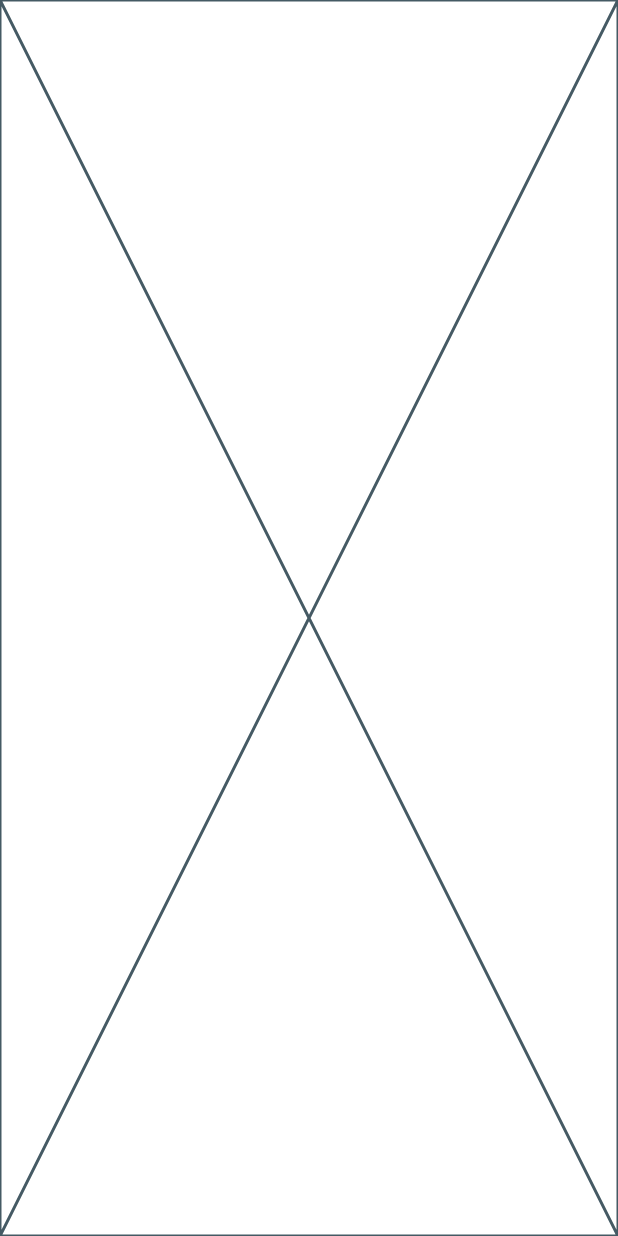
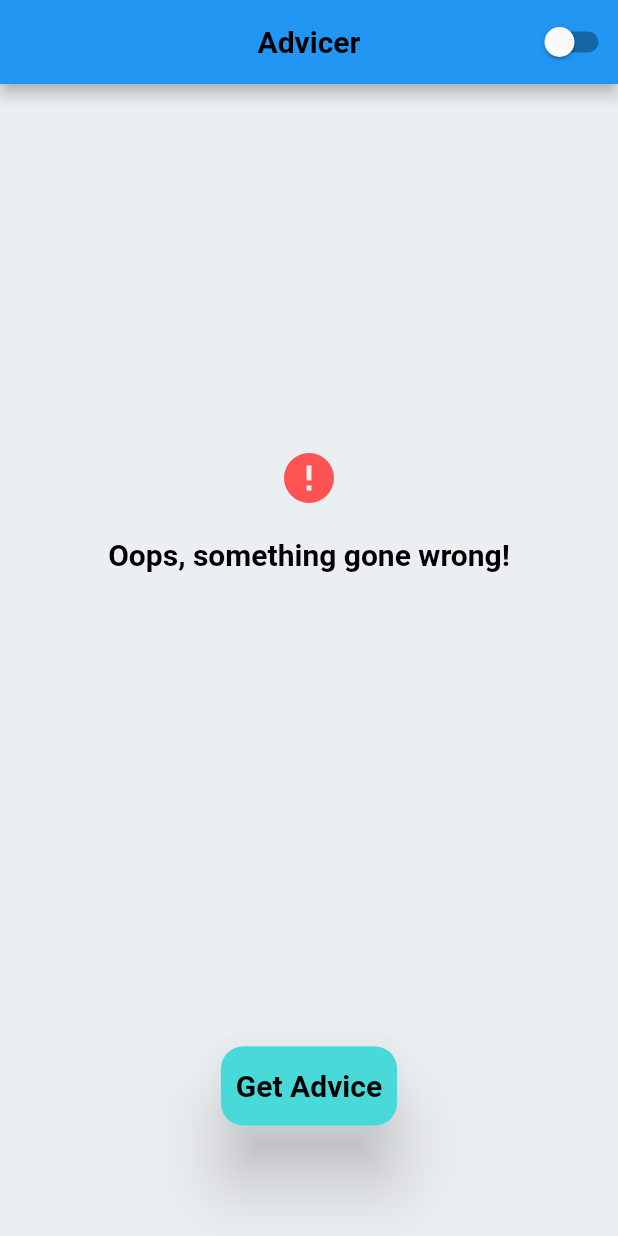
Before and after one commit to dvxgit-tbautista/advicer, a Flutter app: the screen it shows after launch, on a phone screen of 412 x 824 dp. Run offline on Flutter 3.47's test engine with Material 2 defaults, Android fonts, the phone set to English and light mode, and no system bars; Roboto replaces fonts that are missing (Rubik).

Commit message:
Application Layer - UI

```diff
--- /dev/null
+++ b/lib/3_application/pages/advice/advice_page.dart
@@ -0,0 +1,55 @@
+import 'package:advicer/3_application/core/services/theme_service.dart';
+import 'package:advicer/3_application/pages/advice/widgets/advice_field.dart';
+import 'package:advicer/3_application/pages/advice/widgets/custom_button.dart';
+import 'package:advicer/3_application/pages/advice/widgets/error_message.dart';
+import 'package:flutter/material.dart';
+import 'package:provider/provider.dart';
+
+class AdvicerPage extends StatelessWidget {
+  const AdvicerPage({super.key});
+
+  @override
+  Widget build(BuildContext context) {
+    final themeData = Theme.of(context);
+    return Scaffold(
+      appBar: AppBar(
+        title: Text(
+          'Advicer',
+          style: themeData.textTheme.displayLarge,
+        ),
+        centerTitle: true,
+        actions: [
+          Switch(
+              value: Provider.of<ThemeService>(context).isDarkModeOn,
+              onChanged: (_) {
+                Provider.of<ThemeService>(context, listen: false).toggleTheme();
+              })
+        ],
+      ),
+      body: const Padding(
+        padding: EdgeInsets.symmetric(horizontal: 50),
+        child: Column(
+          children: [
+            Expanded(
+                child: Center(
+                    child: ErrorMessage(message: 'Oops, something gone wrong!')
+
+                    // AdviceField(
+                    //     advice: 'example advice - your day will be good!'),
+
+                    // child: CircularProgressIndicator(
+                    //   color: themeData.colorScheme.secondary,
+                    // ),
+
+                    // child: Text(
+                    //   'Your Advice is waiting for  you!',
+                    //   style: themeData.textTheme.bodyLarge,
+                    // ),
+                    )),
+            SizedBox(height: 200, child: Center(child: CustomButton()))
+          ],
+        ),
+      ),
+    );
+  }
+}
--- /dev/null
+++ b/lib/3_application/pages/advice/widgets/advice_field.dart
@@ -0,0 +1,28 @@
+import 'package:flutter/material.dart';
+
+class AdviceField extends StatelessWidget {
+  final String advice;
+  const AdviceField({super.key, required this.advice});
+
+  @override
+  Widget build(BuildContext context) {
+    final themeData = Theme.of(context);
+    return Material(
+      elevation: 20,
+      borderRadius: BorderRadius.circular(15),
+      child: Container(
+          decoration: BoxDecoration(
+            borderRadius: BorderRadius.circular(15),
+            color: themeData.colorScheme.onPrimary,
+          ),
+          child: Padding(
+            padding: const EdgeInsets.symmetric(horizontal: 15, vertical: 20),
+            child: Text(
+              ''' " $advice " ''',
+              style: themeData.textTheme.bodyLarge,
+              textAlign: TextAlign.center,
+            ),
+          )),
+    );
+  }
+}
--- /dev/null
+++ b/lib/3_application/pages/advice/widgets/custom_button.dart
@@ -0,0 +1,30 @@
+import 'package:flutter/material.dart';
+
+class CustomButton extends StatelessWidget {
+  const CustomButton({super.key});
+
+  @override
+  Widget build(BuildContext context) {
+    final themeData = Theme.of(context);
+    return InkResponse(
+        onTap: () {
+          print('button pressed will be implemented later!');
+        },
+        child: Material(
+          elevation: 20,
+          borderRadius: BorderRadius.circular(15),
+          child: Container(
+              decoration: BoxDecoration(
+                  borderRadius: BorderRadius.circular(15),
+                  color: themeData.colorScheme.secondary),
+              child: Padding(
+                padding:
+                    const EdgeInsets.symmetric(horizontal: 10, vertical: 15),
+                child: Text(
+                  'Get Advice',
+                  style: themeData.textTheme.displayLarge,
+                ),
+              )),
+        ));
+  }
+}
--- /dev/null
+++ b/lib/3_application/pages/advice/widgets/error_message.dart
@@ -0,0 +1,25 @@
+import 'package:flutter/material.dart';
+
+class ErrorMessage extends StatelessWidget {
+  final String message;
+  const ErrorMessage({super.key, required this.message});
+
+  @override
+  Widget build(BuildContext context) {
+    final themeData = Theme.of(context);
+    return Column(
+      mainAxisAlignment: MainAxisAlignment.center,
+      children: [
+        const Icon(Icons.error, size: 40, color: Colors.redAccent),
+        const SizedBox(
+          height: 20,
+        ),
+        Text(
+          message,
+          style: themeData.textTheme.displayLarge,
+          textAlign: TextAlign.center,
+        )
+      ],
+    );
+  }
+}
--- a/lib/main.dart
+++ b/lib/main.dart
@@ -1,5 +1,6 @@
 // Import necessary packages and files
 import 'package:advicer/3_application/core/services/theme_service.dart';
+import 'package:advicer/3_application/pages/advice/advice_page.dart';
 import 'package:flutter/material.dart';
 import 'package:advicer/theme.dart';
 import 'package:provider/provider.dart';
@@ -25,7 +26,7 @@ class MyApp extends StatelessWidget {
               themeService.isDarkModeOn ? ThemeMode.dark : ThemeMode.light,
           theme: AppTheme.lightTheme, // Light theme
           darkTheme: AppTheme.darkTheme, // Dark theme
-          home: const Placeholder());
+          home: const AdvicerPage());
     });
   }
 }
--- a/lib/theme.dart
+++ b/lib/theme.dart
@@ -39,8 +39,8 @@ class AppTheme {
       fontSize: 16);
 
   static const TextTheme _lightTextTheme = TextTheme(
-    headline1: _lightHeadingText,
-    bodyText1: _lightBodyText,
+    displayLarge: _lightHeadingText,
+    bodyLarge: _lightBodyText,
   );
 
   // *****************
@@ -53,8 +53,8 @@ class AppTheme {
       _lightBodyText.copyWith(color: _darkTextColorPrimary);
 
   static final TextTheme _darkTextTheme = TextTheme(
-    headline1: _darkThemeHeadingTextStyle,
-    bodyText1: _darkThemeBodyeTextStyle,
+    displayLarge: _darkThemeHeadingTextStyle,
+    bodyLarge: _darkThemeBodyeTextStyle,
   );
 
   // *****************
```
